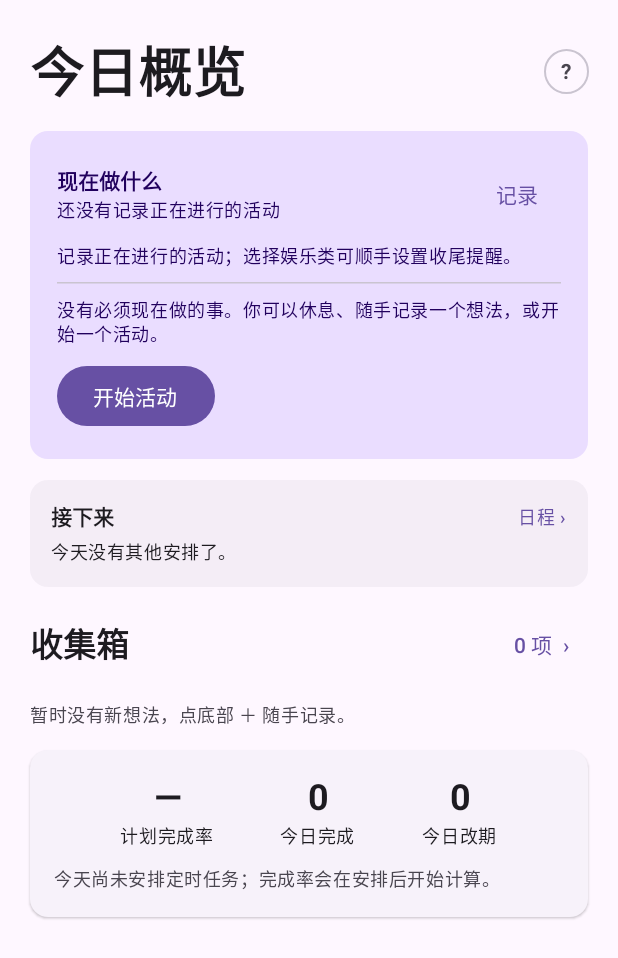
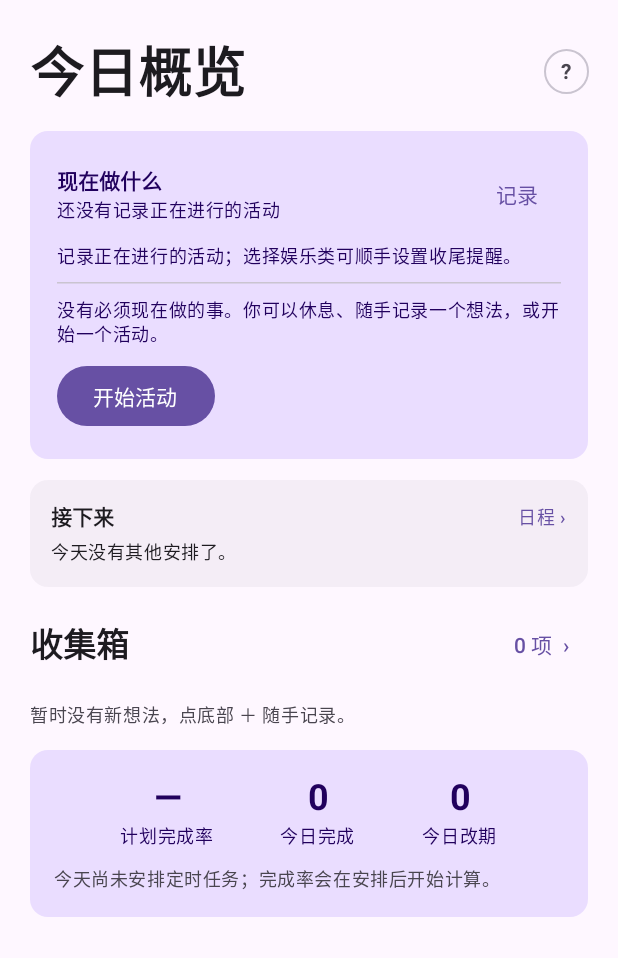
Before and after one commit to five5-7/focusflow-android, an Android app built with Jetpack Compose: the composable TodayScreen called with empty values, on a phone screen of 412 x 824 dp. Shown: the top 958 px of the screen. Run offline under Robolectric (Android 15) with nearby library versions, the phone set to English and light mode, and no system bars; 2 statements that could not run were skipped.

Commit message:
FocusFlow 7.0 C5: 今日页统计卡与周回顾统一摘要卡风格
今日页统计卡由 ElevatedCard 改为实色 primaryContainer + 零 elevation，
与周回顾「本周执行概览」一致。

Co-Authored-By: Claude Code <noreply@anthropic.com>

```diff
--- a/app/src/main/java/com/sakata/focusflow/TodayScreen.kt
+++ b/app/src/main/java/com/sakata/focusflow/TodayScreen.kt
@@ -314,7 +314,11 @@ import kotlinx.coroutines.withContext
                 }
             }
         }
-        ElevatedCard {
+        // 与周回顾「本周执行概览」统一的摘要卡风格：实色 primaryContainer + 零 elevation。
+        Card(
+            elevation = CardDefaults.cardElevation(defaultElevation = 0.dp),
+            colors = CardDefaults.cardColors(containerColor = MaterialTheme.colorScheme.primaryContainer)
+        ) {
             Column(Modifier.fillMaxWidth().padding(16.dp), verticalArrangement = Arrangement.spacedBy(10.dp)) {
                 Row(Modifier.fillMaxWidth(), horizontalArrangement = Arrangement.SpaceEvenly) {
                     Column(horizontalAlignment = Alignment.CenterHorizontally) {
```
